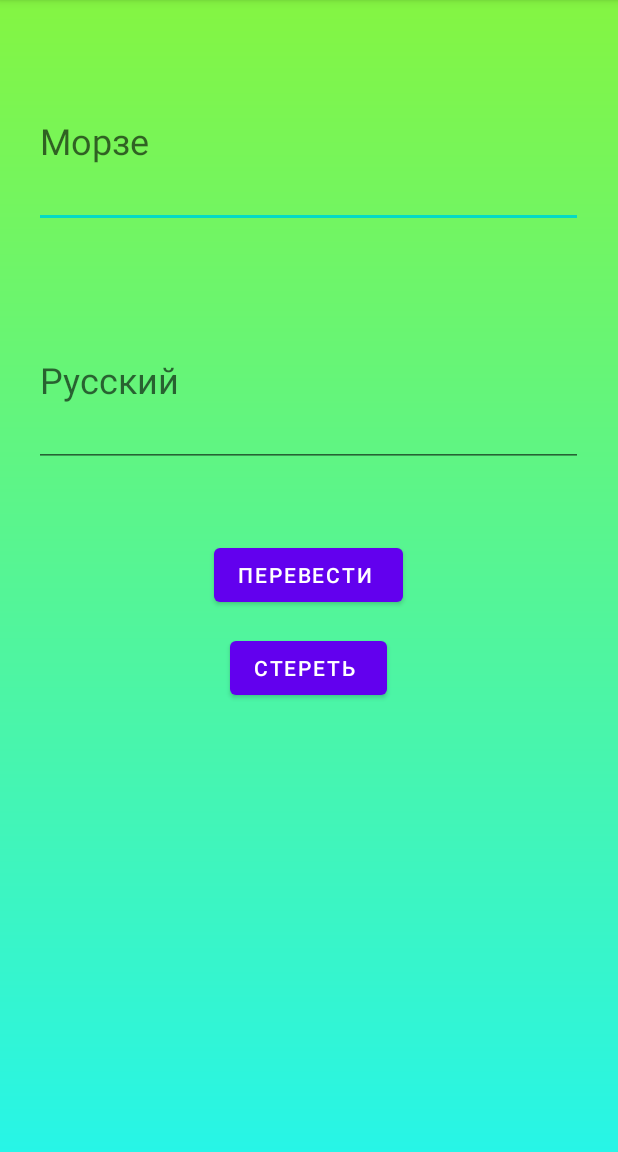
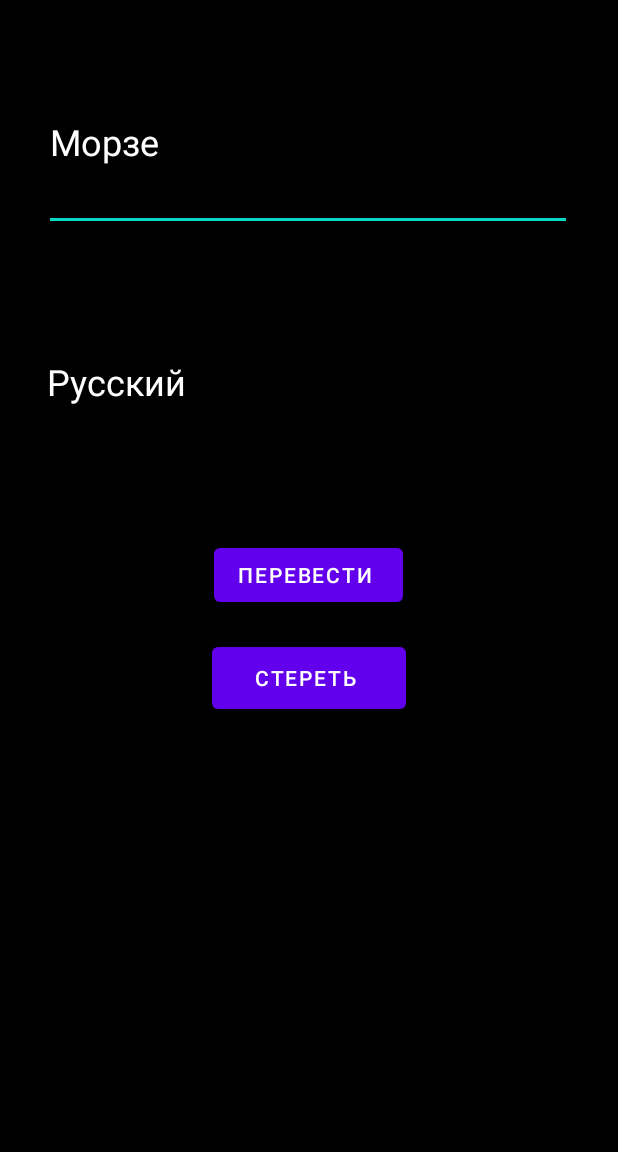
Before and after one commit to nPocTocax/translator2, an Android app: the screen it shows after launch (MainActivity), on a phone screen of 412 x 824 dp, the part 84-1236 px from its top. Run offline under Robolectric (Android 15) with nearby library versions, the phone set to English and light mode, and no system bars.

Commit message:
алфавит

```diff
--- a/app/src/main/java/com/example/translator2/MainActivity.java
+++ b/app/src/main/java/com/example/translator2/MainActivity.java
@@ -14,8 +14,6 @@ public class MainActivity extends AppCompatActivity {
     public EditText editText;
     public EditText editMorse;
     public Button button2;
-
-
 
 
     char[] russian = {'а', 'б', 'в', 'г', 'д', 'е', 'ж', 'з', 'и', 'й', 'к',
@@ -37,6 +35,8 @@ public class MainActivity extends AppCompatActivity {
         editMorse = findViewById(R.id.editMorse);
         button2 = findViewById(R.id.button2);
 
+
+
         button2.setOnClickListener(new View.OnClickListener() {
             @Override
             public void onClick(View view) {
@@ -44,7 +44,7 @@ public class MainActivity extends AppCompatActivity {
                 editMorse.setText("");
 
             }
-        });
+            });
 
         button.setOnClickListener(new View.OnClickListener() {
             @Override
--- a/app/src/main/res/drawable/gradient_background.xml
+++ /dev/null
@@ -1,7 +0,0 @@
-<shape xmlns:android="http://schemas.android.com/apk/res/android"
-    android:shape="rectangle">
-    <gradient
-        android:startColor="#84f542"
-        android:endColor="#27f5e7"
-        android:angle="270" />
-</shape>
--- a/app/src/main/res/layout/activity_main.xml
+++ b/app/src/main/res/layout/activity_main.xml
@@ -5,22 +5,20 @@
     android:id="@+id/Button"
     android:layout_width="match_parent"
     android:layout_height="match_parent"
+    android:background="#000000"
     tools:context=".MainActivity">
 
-    <LinearLayout
-        android:layout_width="match_parent"
-        android:layout_height="match_parent"
-        android:background="@drawable/gradient_background">
-        <!-- Ваше содержимое -->
-    </LinearLayout>
 
 
     <EditText
         android:id="@+id/editMorse"
-        android:layout_width="366dp"
-        android:layout_height="116dp"
+        android:layout_width="352dp"
+        android:layout_height="118dp"
+        android:drawableTint="#FFFFFF"
         android:hint="Морзе"
-        android:textColor="#000000"
+        android:shadowColor="#ffffff"
+        android:textColor="#ffffff"
+        android:textColorHint="#ffffff"
         android:textSize="24sp"
         app:layout_constraintBottom_toBottomOf="parent"
         app:layout_constraintEnd_toEndOf="parent"
@@ -31,11 +29,13 @@
 
     <EditText
         android:id="@+id/editText"
-        android:layout_width="366dp"
-        android:layout_height="116dp"
+        android:layout_width="355dp"
+        android:layout_height="122dp"
         android:ems="10"
         android:hint="Русский"
         android:inputType="text"
+        android:textColor="#ffffff"
+        android:textColorHint="#ffffff"
         android:textSize="24sp"
         app:layout_constraintBottom_toBottomOf="parent"
         app:layout_constraintEnd_toEndOf="parent"
@@ -58,14 +58,14 @@
 
     <Button
         android:id="@+id/button2"
-        android:layout_width="wrap_content"
-        android:layout_height="wrap_content"
+        android:layout_width="129dp"
+        android:layout_height="53dp"
         android:text="стереть "
         app:layout_constraintBottom_toBottomOf="parent"
         app:layout_constraintEnd_toEndOf="parent"
-        app:layout_constraintHorizontal_bias="0.498"
         app:layout_constraintStart_toStartOf="parent"
         app:layout_constraintTop_toTopOf="parent"
-        app:layout_constraintVertical_bias="0.585" />
+        app:layout_constraintVertical_bias="0.595" />
+
 
 </androidx.constraintlayout.widget.ConstraintLayout>
```
